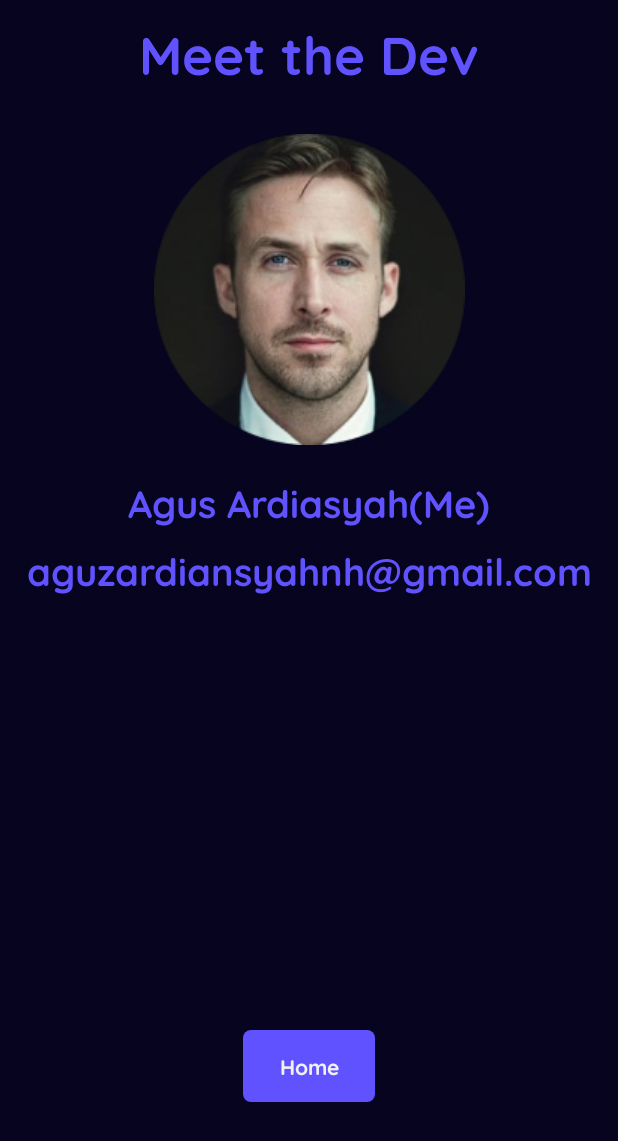
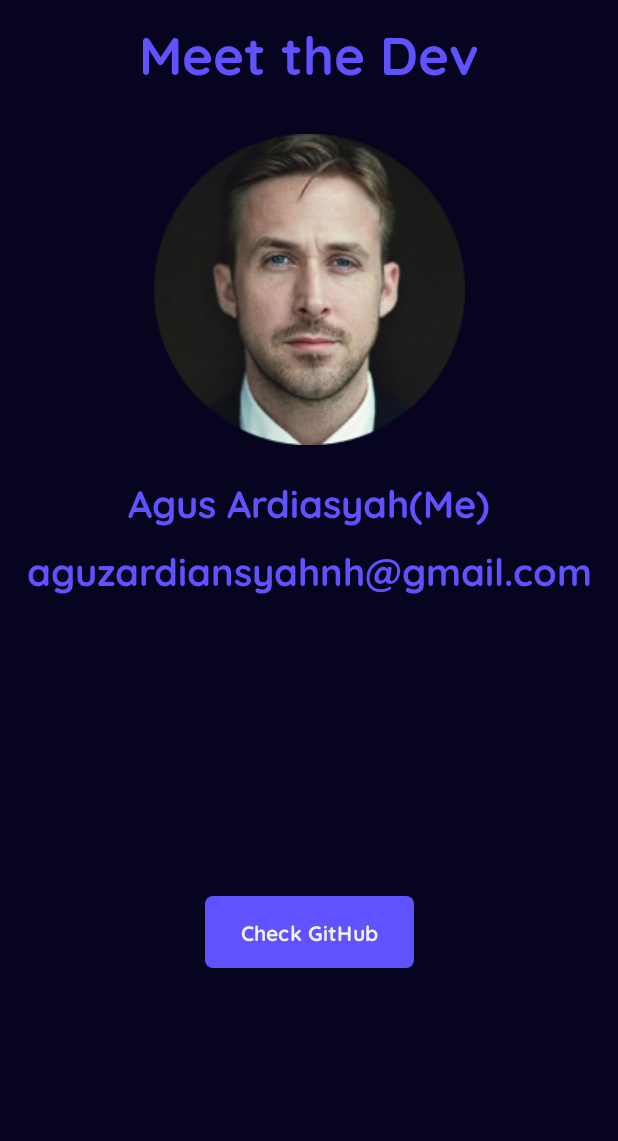
Before and after one commit to letdummy/bangkit-android-pemula, an Android app: the ProfilePage screen opened directly, with no data from a screen before it, on a phone screen of 412 x 824 dp. Shown: the top 1141 px of the screen. Run offline under Robolectric (Android 15) with nearby library versions, the phone set to English and light mode, and no system bars.

Commit message:
finished setting device orientation view, add inplicit intent on profile page

```diff
--- a/app/src/main/java/com/sekalisubmit/moviemu/ProfilePage.kt
+++ b/app/src/main/java/com/sekalisubmit/moviemu/ProfilePage.kt
@@ -1,6 +1,7 @@
 package com.sekalisubmit.moviemu
 
 import android.content.Intent
+import android.net.Uri
 import android.os.Bundle
 import android.widget.Button
 import androidx.appcompat.app.AppCompatActivity
@@ -13,8 +14,9 @@ class ProfilePage : AppCompatActivity() {
         val btnHome: Button = findViewById(R.id.home_button)
 
         btnHome.setOnClickListener {
-            val moveIntent = Intent(this@ProfilePage, MainActivity::class.java)
-            startActivity(moveIntent)
+            val linkGitHub = "https://github.com/letdummy"
+            val browserIntent = Intent(Intent.ACTION_VIEW, Uri.parse(linkGitHub))
+            startActivity(browserIntent)
         }
     }
 }
--- a/app/src/main/res/layout/activity_profile_page.xml
+++ b/app/src/main/res/layout/activity_profile_page.xml
@@ -1,5 +1,5 @@
 <?xml version="1.0" encoding="utf-8"?>
-<androidx.constraintlayout.widget.ConstraintLayout xmlns:android="http://schemas.android.com/apk/res/android"
+<ScrollView xmlns:android="http://schemas.android.com/apk/res/android"
     xmlns:app="http://schemas.android.com/apk/res-auto"
     xmlns:tools="http://schemas.android.com/tools"
     android:layout_width="match_parent"
@@ -8,6 +8,9 @@
     android:background="@color/primary"
     android:orientation="vertical">
 
+    <androidx.constraintlayout.widget.ConstraintLayout
+        android:layout_width="match_parent"
+        android:layout_height="wrap_content">
         <TextView
             android:layout_width="wrap_content"
             android:layout_height="wrap_content"
@@ -68,7 +71,7 @@
         <Button
             android:layout_width="wrap_content"
             android:layout_height="wrap_content"
-        android:text="Home"
+            android:text="@string/check_github"
             android:background="@drawable/round_button"
             android:fontFamily="@font/quicksand_bold"
             android:textColor="@color/text"
@@ -77,9 +80,11 @@
             app:layout_constraintEnd_toEndOf="parent"
             app:layout_constraintBottom_toBottomOf="parent"
             android:layout_marginTop="200dp"
+            android:layout_marginBottom="50dp"
             android:id="@+id/home_button"
             />
+    </androidx.constraintlayout.widget.ConstraintLayout>
 
 
 
-</androidx.constraintlayout.widget.ConstraintLayout>
+</ScrollView>
--- a/app/src/main/res/values-night/themes.xml
+++ b/app/src/main/res/values-night/themes.xml
@@ -1,7 +1,11 @@
-<resources xmlns:tools="http://schemas.android.com/tools">
+<resources>
     <!-- Base application theme. -->
     <style name="Base.Theme.Moviemu" parent="Theme.Material3.DayNight.NoActionBar">
-        <!-- Customize your dark theme here. -->
-        <!-- <item name="colorPrimary">@color/my_dark_primary</item> -->
+        <!-- Customize your light theme here. -->
+        <!-- <item name="colorPrimary">@color/my_light_primary</item> -->
+        <item name="colorPrimary">@color/accent</item>
+        <item name="colorOnPrimary">@color/dummy</item>
+        <item name="colorPrimaryContainer">#FFC7F089</item>
     </style>
+    <style name="Theme.Moviemu" parent="Base.Theme.Moviemu" />
 </resources>
--- a/app/src/main/res/values/strings.xml
+++ b/app/src/main/res/values/strings.xml
@@ -8,6 +8,7 @@
     <string name="detail">Detail</string>
     <string name="image">image</string>
     <string name="meet_the_dev">Meet the Dev</string>
+    <string name="check_github">Check GitHub</string>
 
     <string-array name="data_title">
         <item>Drive</item>
```
Also changed, not shown: app/src/main/java/com/sekalisubmit/moviemu/MainActivity.kt (+23 -4 lines), app/src/main/res/layout/activity_detail_page.xml (+2 -6 lines), app/src/main/res/layout/activity_main.xml (+5 -2 lines). Lines whose indentation alone changed are shown as unchanged.
